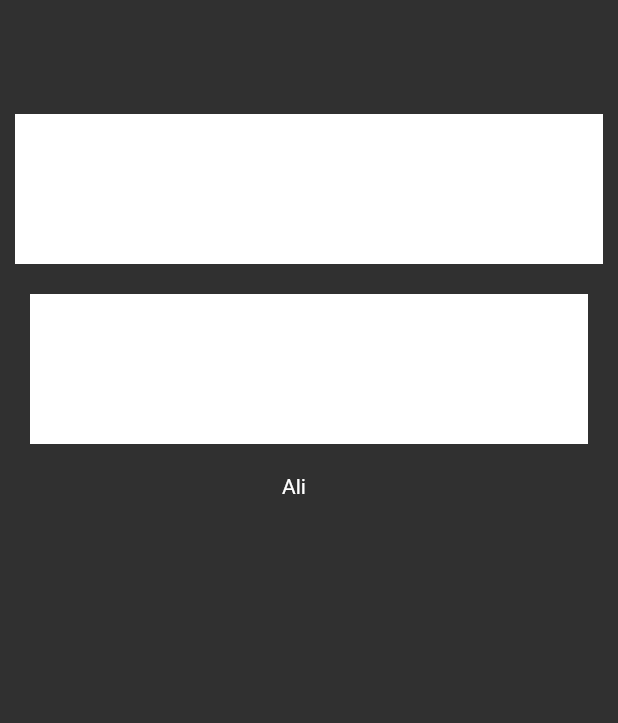
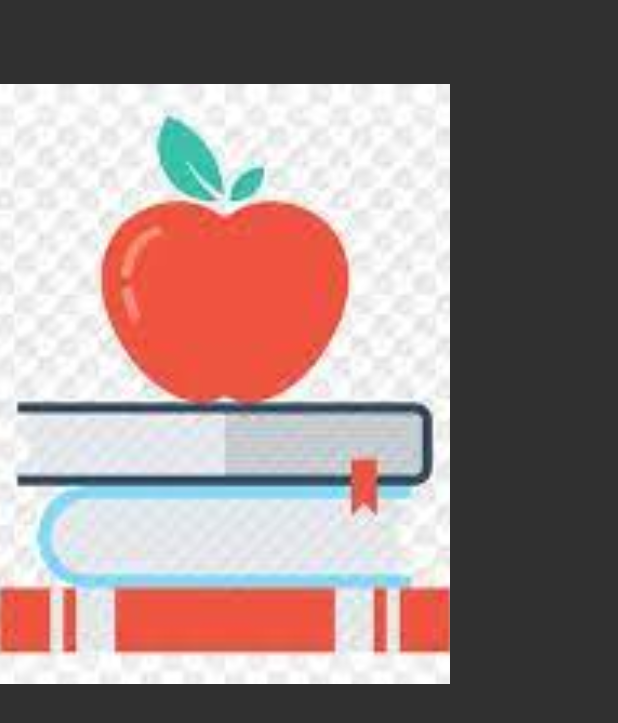
Before and after one commit to osmanabay/flutter_full_learn, a Flutter app: the screen it shows after launch, on a phone screen of 412 x 824 dp. Shown: the top 723 px of the screen. Run offline on Flutter 3.47's test engine with Material 2 defaults, Android fonts, the phone set to English and light mode, and no system bars.

Commit message:
Part-8 Image and Card learn is completed

```diff
--- a/lib/101/app_bar.dart
+++ b/lib/101/app_bar.dart
@@ -1,5 +1,4 @@
 import 'package:flutter/material.dart';
-import 'package:flutter/services.dart';
 
 class AppBarLearnView extends StatelessWidget {
   const AppBarLearnView({super.key});
--- a/lib/101/button_learn.dart
+++ b/lib/101/button_learn.dart
@@ -27,7 +27,7 @@ class ButtonLearn extends StatelessWidget {
               // servise istek at
               // sayfanın rengini düzenle
             },
-            child: Icon(Icons.add)),
+            child: const Icon(Icons.add)),
         OutlinedButton(
             style: OutlinedButton.styleFrom(
                 backgroundColor: Colors.red,
--- /dev/null
+++ b/lib/101/image_learn.dart
@@ -0,0 +1,38 @@
+import 'package:flutter/material.dart';
+
+class ImageLearn extends StatelessWidget {
+  const ImageLearn({super.key});
+
+  @override
+  Widget build(BuildContext context) {
+    return Scaffold(
+      appBar: AppBar(),
+      body: Column(children: [
+        SizedBox(
+            width: 300,
+            height: 400,
+            child: PngImage(path: ImageItems().appleWithBook))
+      ]),
+    );
+  }
+}
+
+class PngImage extends StatelessWidget {
+  const PngImage({
+    super.key,
+    required this.path,
+  });
+
+  final String path;
+  @override
+  Widget build(BuildContext context) {
+    return Image.asset(
+      path,
+      fit: BoxFit.cover,
+    );
+  }
+}
+
+class ImageItems {
+  final String appleWithBook = 'assets/appleBook.jpg';
+}
--- a/lib/101/stateless_learn.dart
+++ b/lib/101/stateless_learn.dart
@@ -33,9 +33,7 @@ class StaltessLearn extends StatelessWidget {
 }
 
 class _Customcontainer extends StatelessWidget {
-  const _Customcontainer({
-    super.key,
-  });
+  const _Customcontainer();
 
   @override
   Widget build(BuildContext context) {
--- a/lib/main.dart
+++ b/lib/main.dart
@@ -1,15 +1,9 @@
 import 'package:flutter/material.dart';
 import 'package:flutter/services.dart';
-import 'package:flutter_full_learn/101/app_bar.dart';
-import 'package:flutter_full_learn/101/button_learn.dart';
-import 'package:flutter_full_learn/101/container_sized_box_learn.dart';
-import 'package:flutter_full_learn/101/scaffold_learn.dart';
-import 'package:flutter_full_learn/101/text_learn_view.dart';
 
+import '101/card_learn.dart';
 import '101/color_learn.dart';
-import '101/icon_learn.dart';
-import '101/padding_learn.dart';
-import '101/stateless_learn.dart';
+import '101/image_learn.dart';
 
 void main() {
   runApp(const MyApp());
@@ -33,7 +27,7 @@ class MyApp extends StatelessWidget {
         backgroundColor: Colors.transparent,
         elevation: 0,
       )),
-      home: const PaddingLearn(),
+      home: const ImageLearn(),
     );
   }
 }
--- a/pubspec.yaml
+++ b/pubspec.yaml
@@ -59,9 +59,9 @@ flutter:
   uses-material-design: true
 
   # To add assets to your application, add an assets section, like this:
-  # assets:
-  #   - images/a_dot_burr.jpeg
-  #   - images/a_dot_ham.jpeg
+  assets:
+    - assets/appleBook.jpg
+    - assets/jpg/
 
   # An image asset can refer to one or more resolution-specific "variants", see
   # https://flutter.dev/assets-and-images/#resolution-aware
```
Also changed, not shown: lib/101/card_learn.dart (added, +64 -0 lines), assets/appleBook.jpg (added).
